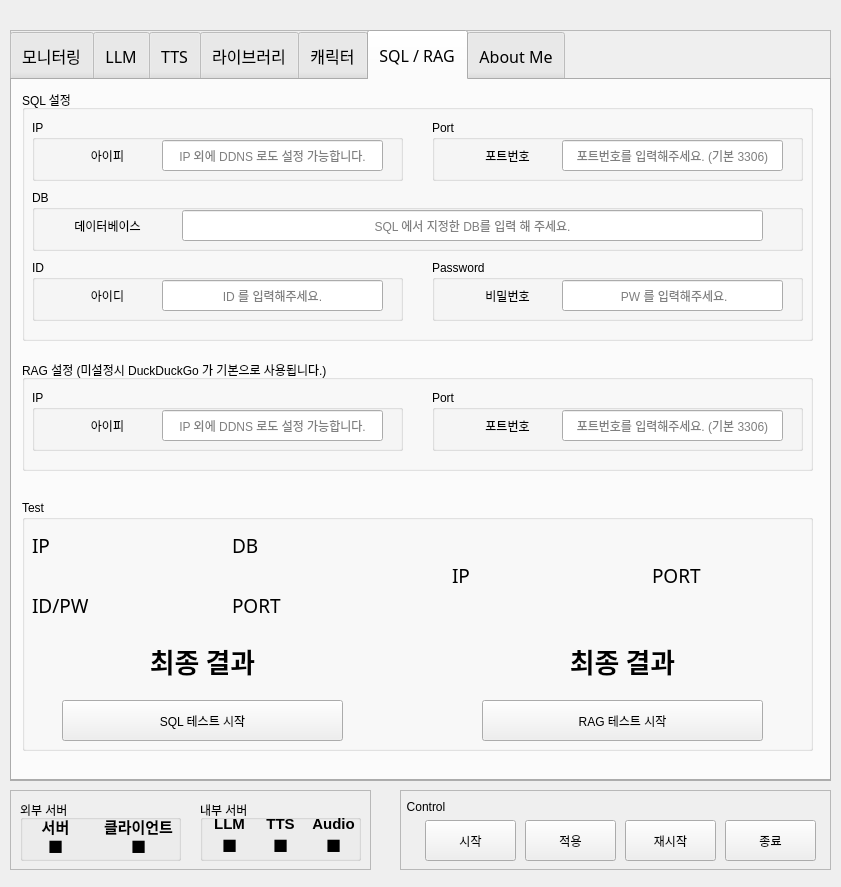
Before: the Qt Designer form Ui/untitled.ui in MelissaJSM/ProjectLucia_Server_HiyoriEdition, drawn with Qt 5.
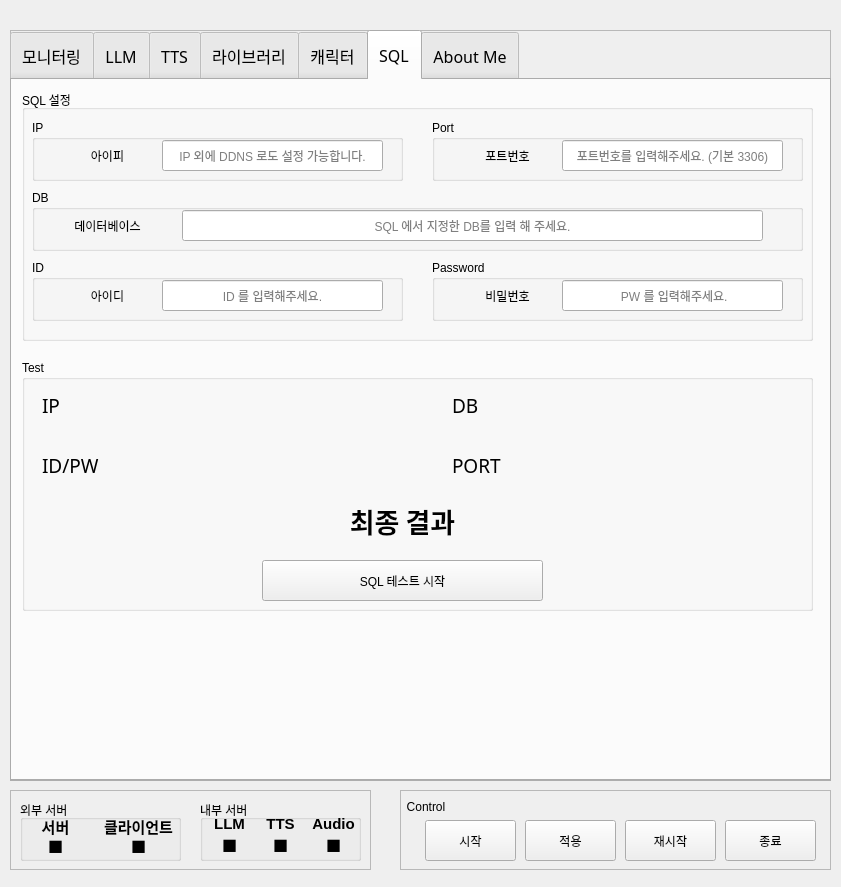
After: the same form once the commit is applied. The open tabs and pages were chosen to show the change.

```diff
--- a/Ui/untitled.ui
+++ b/Ui/untitled.ui
@@ -6255,7 +6255,7 @@
        </widget>
        <widget class="QWidget" name="tab_10">
         <attribute name="title">
-         <string>SQL / RAG</string>
+         <string>SQL</string>
         </attribute>
         <widget class="QGroupBox" name="groupBox_46">
          <property name="geometry">
@@ -6502,7 +6502,7 @@
          <property name="geometry">
           <rect>
            <x>10</x>
-           <y>420</y>
+           <y>280</y>
            <width>791</width>
            <height>251</height>
           </rect>
@@ -6513,9 +6513,9 @@
          <widget class="QLabel" name="TestIPLabel">
           <property name="geometry">
            <rect>
-            <x>10</x>
+            <x>20</x>
             <y>20</y>
-            <width>171</width>
+            <width>361</width>
             <height>51</height>
            </rect>
           </property>
@@ -6532,9 +6532,9 @@
          <widget class="QLabel" name="TestDbLabel">
           <property name="geometry">
            <rect>
-            <x>210</x>
+            <x>430</x>
             <y>20</y>
-            <width>151</width>
+            <width>341</width>
             <height>51</height>
            </rect>
           </property>
@@ -6551,9 +6551,9 @@
          <widget class="QLabel" name="TestIDLabel">
           <property name="geometry">
            <rect>
-            <x>10</x>
+            <x>20</x>
             <y>80</y>
-            <width>171</width>
+            <width>361</width>
             <height>51</height>
            </rect>
           </property>
@@ -6570,9 +6570,9 @@
          <widget class="QLabel" name="TestPortLabel">
           <property name="geometry">
            <rect>
-            <x>210</x>
+            <x>430</x>
             <y>80</y>
-            <width>151</width>
+            <width>341</width>
             <height>51</height>
            </rect>
           </property>
@@ -6589,7 +6589,7 @@
          <widget class="QLabel" name="TestResultLabel">
           <property name="geometry">
            <rect>
-            <x>30</x>
+            <x>230</x>
             <y>130</y>
             <width>301</width>
             <height>61</height>
@@ -6613,7 +6613,7 @@
          <widget class="QPushButton" name="SqlTestButton">
           <property name="geometry">
            <rect>
-            <x>40</x>
+            <x>240</x>
             <y>200</y>
             <width>281</width>
             <height>41</height>
@@ -6625,187 +6625,6 @@
           <property name="text">
            <string>SQL 테스트 시작</string>
           </property>
-         </widget>
-         <widget class="QPushButton" name="RAGSqlTestButton">
-          <property name="geometry">
-           <rect>
-            <x>460</x>
-            <y>200</y>
-            <width>281</width>
-            <height>41</height>
-           </rect>
-          </property>
-          <property name="toolTip">
-           <string>변경한 설정을 적용합니다. 재시작이 될 수도 있습니다.</string>
-          </property>
-          <property name="text">
-           <string>RAG 테스트 시작</string>
-          </property>
-         </widget>
-         <widget class="QLabel" name="RAGTestIPLabel">
-          <property name="geometry">
-           <rect>
-            <x>430</x>
-            <y>50</y>
-            <width>171</width>
-            <height>51</height>
-           </rect>
-          </property>
-          <property name="font">
-           <font>
-            <family>굴림</family>
-            <pointsize>14</pointsize>
-           </font>
-          </property>
-          <property name="text">
-           <string>IP</string>
-          </property>
-         </widget>
-         <widget class="QLabel" name="RAGTestResultLabel">
-          <property name="geometry">
-           <rect>
-            <x>450</x>
-            <y>130</y>
-            <width>301</width>
-            <height>61</height>
-           </rect>
-          </property>
-          <property name="font">
-           <font>
-            <family>맑은 고딕</family>
-            <pointsize>20</pointsize>
-            <weight>75</weight>
-            <bold>true</bold>
-           </font>
-          </property>
-          <property name="text">
-           <string>최종 결과</string>
-          </property>
-          <property name="alignment">
-           <set>Qt::AlignCenter</set>
-          </property>
-         </widget>
-         <widget class="QLabel" name="RAGTestPortLabel">
-          <property name="geometry">
-           <rect>
-            <x>630</x>
-            <y>50</y>
-            <width>151</width>
-            <height>51</height>
-           </rect>
-          </property>
-          <property name="font">
-           <font>
-            <family>굴림</family>
-            <pointsize>14</pointsize>
-           </font>
-          </property>
-          <property name="text">
-           <string>PORT</string>
-          </property>
-         </widget>
-        </widget>
-        <widget class="QGroupBox" name="groupBox_53">
-         <property name="geometry">
-          <rect>
-           <x>10</x>
-           <y>280</y>
-           <width>791</width>
-           <height>111</height>
-          </rect>
-         </property>
-         <property name="title">
-          <string>RAG 설정 (미설정시 DuckDuckGo 가 기본으로 사용됩니다.)</string>
-         </property>
-         <widget class="QGroupBox" name="groupBox_59">
-          <property name="geometry">
-           <rect>
-            <x>10</x>
-            <y>30</y>
-            <width>371</width>
-            <height>61</height>
-           </rect>
-          </property>
-          <property name="title">
-           <string>IP</string>
-          </property>
-          <widget class="QLabel" name="label_18">
-           <property name="geometry">
-            <rect>
-             <x>20</x>
-             <y>20</y>
-             <width>111</width>
-             <height>31</height>
-            </rect>
-           </property>
-           <property name="text">
-            <string>아이피</string>
-           </property>
-           <property name="alignment">
-            <set>Qt::AlignCenter</set>
-           </property>
-          </widget>
-          <widget class="QLineEdit" name="RAGIpLineEdit">
-           <property name="geometry">
-            <rect>
-             <x>130</x>
-             <y>20</y>
-             <width>221</width>
-             <height>31</height>
-            </rect>
-           </property>
-           <property name="alignment">
-            <set>Qt::AlignCenter</set>
-           </property>
-           <property name="placeholderText">
-            <string>IP 외에 DDNS 로도 설정 가능합니다.</string>
-           </property>
-          </widget>
-         </widget>
-         <widget class="QGroupBox" name="groupBox_64">
-          <property name="geometry">
-           <rect>
-            <x>410</x>
-            <y>30</y>
-            <width>371</width>
-            <height>61</height>
-           </rect>
-          </property>
-          <property name="title">
-           <string>Port</string>
-          </property>
-          <widget class="QLabel" name="label_22">
-           <property name="geometry">
-            <rect>
-             <x>20</x>
-             <y>20</y>
-             <width>111</width>
-             <height>31</height>
-            </rect>
-           </property>
-           <property name="text">
-            <string>포트번호</string>
-           </property>
-           <property name="alignment">
-            <set>Qt::AlignCenter</set>
-           </property>
-          </widget>
-          <widget class="QLineEdit" name="RAGPortLineEdit">
-           <property name="geometry">
-            <rect>
-             <x>130</x>
-             <y>20</y>
-             <width>221</width>
-             <height>31</height>
-            </rect>
-           </property>
-           <property name="alignment">
-            <set>Qt::AlignCenter</set>
-           </property>
-           <property name="placeholderText">
-            <string>포트번호를 입력해주세요. (기본 3306)</string>
-           </property>
-          </widget>
          </widget>
         </widget>
        </widget>
```
Left out of the diff: 2 changed lines with no effect on the pictures.
